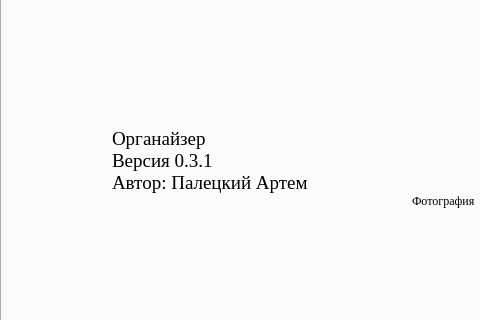
Before: the Qt Designer form mainwindow.ui in artempal/course_2016, drawn with Qt 5; both pictures show x 0 to 480 and y 96 to 416 of the 739 by 743 pixel window.
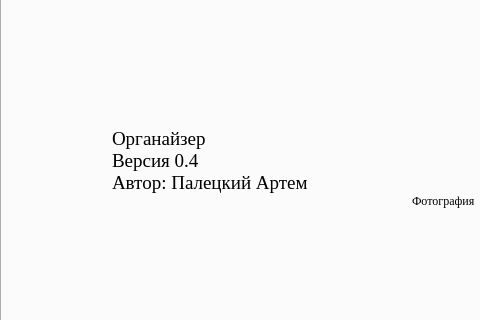
After: the same form once the commit is applied. The open tabs and pages were chosen to show the change.

Commit message: номер версии 0.4

What changed in the file:
```diff
--- a/mainwindow.ui
+++ b/mainwindow.ui
@@ -519,7 +519,7 @@
       </property>
       <property name="text">
        <string>Органайзер 
-Версия 0.3.1 
+Версия 0.4 
 Автор: Палецкий Артем</string>
       </property>
      </widget>
```
